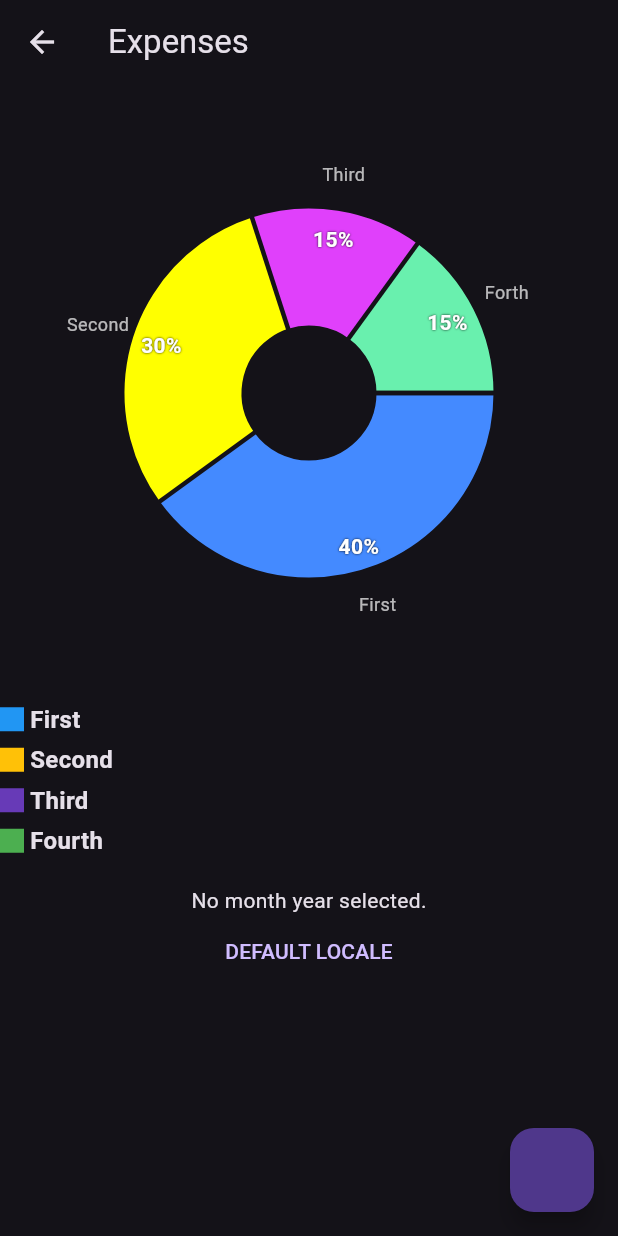
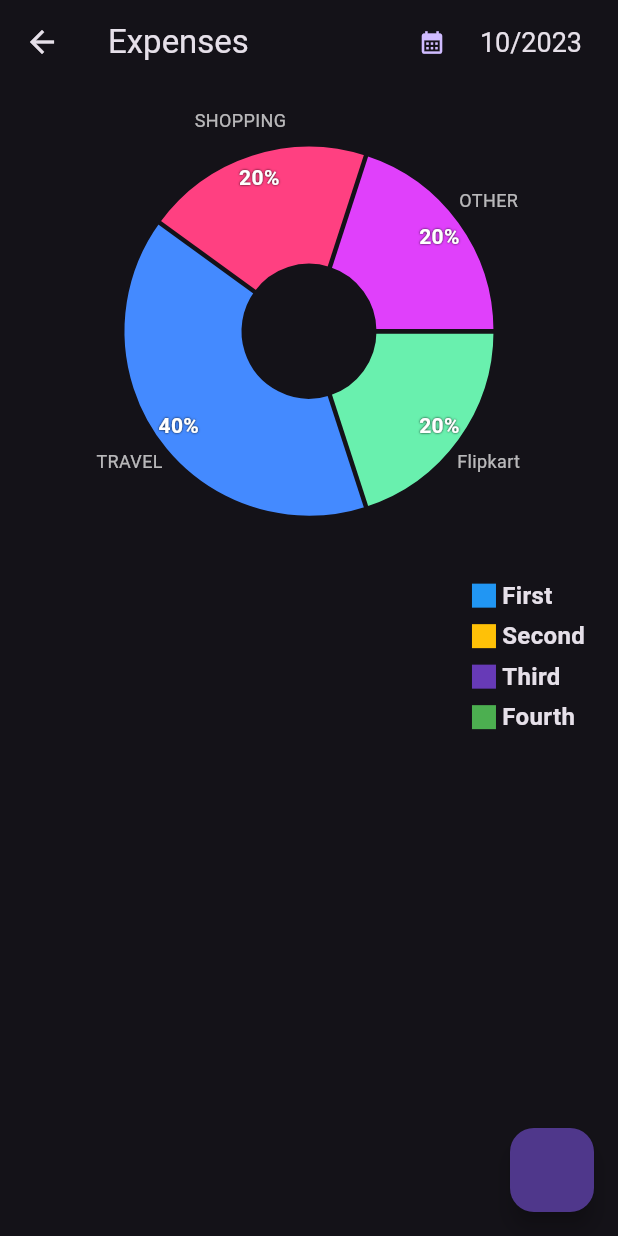
Before and after one commit to kunal-umap/Expances_Manager, a Flutter app: the screen it shows after launch, after a tap on "VIEW DETAILS", on a phone screen of 412 x 824 dp. Run offline on Flutter 3.47's test engine with Material 2 defaults, Android fonts, the phone set to English and light mode, and no system bars; drawn by our look-alikes of fl_chart; missing offline and left inert: dart:ffi, month_year_picker.

Commit message:
Graph Section Edit

```diff
--- a/lib/main.dart
+++ b/lib/main.dart
@@ -26,7 +26,6 @@ class MyApp extends StatelessWidget {
 }
 
 
-
 /*
 ----------------------------
 * Main Size
--- a/lib/pages/Transaction_Page/MoreDetail/MoreDetailWidget/PiChart.dart
+++ b/lib/pages/Transaction_Page/MoreDetail/MoreDetailWidget/PiChart.dart
@@ -1,25 +1,28 @@
+import 'dart:ffi';
+import 'package:expances_management/Pages/Transaction_Page/MoreDetail/MoreDetailWidget/dataname.dart';
 import 'package:fl_chart/fl_chart.dart';
 import 'indicator.dart';
 import 'package:flutter/material.dart';
+import 'dart:math' as math;
 
 class PieChartKu extends StatefulWidget {
-  const PieChartKu({super.key});
-
+  final data;
+  PieChartKu({
+    super.key,
+    required this.data,
+  });
   @override
   State<StatefulWidget> createState() => PieChartKuState();
 }
 
-class PieChartKuState extends State {
+class PieChartKuState extends State<PieChartKu> {
   int touchedIndex = -1;
-
   @override
   Widget build(BuildContext context) {
     return Column(
       children: [
-        Center(
-          child: Expanded(
-            child: AspectRatio(
-              aspectRatio: 1,
+        AspectRatio(
+          aspectRatio: 1.25,
           child: PieChart(
             PieChartData(
               pieTouchData: PieTouchData(
@@ -41,16 +44,22 @@ class PieChartKuState extends State {
               ),
               sectionsSpace: 3,
               centerSpaceRadius: 45,
-                  sections: showingSections(),
+              sections: showingSections(widget.data),
             ),
           ),
         ),
-          ),
-        ),
-        const Column(
-          mainAxisAlignment: MainAxisAlignment.center,
-          crossAxisAlignment: CrossAxisAlignment.end,
+        const Row(
+          mainAxisAlignment: MainAxisAlignment.end,
           children: [
+            Padding(
+              padding: EdgeInsets.fromLTRB(8, 0, 22, 0),
+              child: Column(
+                mainAxisAlignment: MainAxisAlignment.start,
+                crossAxisAlignment: CrossAxisAlignment.start,
+                children: [
+                  // DataName(
+                  //     data: widget.data
+                  // ),
                   Indicator(
                     color: Colors.blue,
                     text: 'First',
@@ -85,29 +94,42 @@ class PieChartKuState extends State {
                   ),
                 ],
               ),
-        const SizedBox(
-          width: 28,
+            ),
+          ],
         ),
       ],
     );
   }
 
-  List<PieChartSectionData> showingSections() {
-    return List.generate(4, (i) {
+  List<PieChartSectionData> showingSections(data) {
+    final category = {};
+    int total = 0;
+    List name = [];
+    for(int i = 0;i<data.length;i++){
+        if(category[data[i]['category']] != null){
+          category[data[i]['category']] +=  int.parse(data[i]['amount']);
+        }else {
+          name.add(data[i]['category']);
+          category[data[i]['category']] = int.parse(data[i]['amount']);
+        }
+        total += int.parse(data[i]['amount']);
+    }
+    List col = [Colors.greenAccent,Colors.blueAccent,Colors.pinkAccent,Colors.purpleAccent];
+
+    return List.generate(category.length, (i) {
       final isTouched = i == touchedIndex;
       final fontSize = isTouched ? 22.0 : 14.0;
       final radius = isTouched ? 88.0 : 78.0;
       const shadows = [Shadow(color: Colors.black, blurRadius: 1.2)];
-      switch (i) {
-        case 0:
+      double val = double.parse(category[name[i]].toString());
       return PieChartSectionData(
-            color: Colors.blueAccent,
-            value: 40,
-            title: '40%',
+        color: col[i],
+        value: val,
+        title: '${(val*100/total).round()}%',
         titlePositionPercentageOffset: 0.80,
-            badgeWidget: const Text(
-                "First",
-              style: TextStyle(
+        badgeWidget: Text(
+          name[i],
+          style: const TextStyle(
               fontSize: 12,
               color: Colors.white70
           ),
@@ -121,75 +143,9 @@ class PieChartKuState extends State {
           shadows: shadows,
         ),
       );
-        case 1:
-          return PieChartSectionData(
-            color: Colors.yellowAccent,
-            value: 30,
-            title: '30%',
-            radius: radius,
-            titlePositionPercentageOffset: 0.75,
-            badgeWidget: const Text(
-                "Second",
-              style: TextStyle(
-                  fontSize: 12,
-                  color: Colors.white70
-              ),
-            ),
-            badgePositionPercentageOffset: 1.32,
-            titleStyle: TextStyle(
-              fontSize: fontSize,
-              fontWeight: FontWeight.bold,
-              color: Colors.white,
-              shadows: shadows,
-            ),
-          );
-        case 2:
-          return PieChartSectionData(
-            color: Colors.purpleAccent,
-            value: 15,
-            title: '15%',
-            radius: radius,
-            titlePositionPercentageOffset: 0.75,
-            badgeWidget: const Text(
-                "Third",
-              style: TextStyle(
-                  fontSize: 12,
-                  color: Colors.white70
-              ),
-            ),
-            badgePositionPercentageOffset: 1.32,
-            titleStyle: TextStyle(
-              fontSize: fontSize,
-              fontWeight: FontWeight.bold,
-              color: Colors.white,
-              shadows: shadows,
-            ),
-          );
-        case 3:
-          return PieChartSectionData(
-            color: Colors.greenAccent,
-            value: 15,
-            title: '15%',
-            radius: radius,
-            titlePositionPercentageOffset: 0.75,
-            badgeWidget: const Text(
-                "Forth",
-              style: TextStyle(
-                  fontSize: 12,
-                  color: Colors.white70
-              ),
-            ),
-            badgePositionPercentageOffset: 1.32,
-            titleStyle: TextStyle(
-              fontSize: fontSize,
-              fontWeight: FontWeight.bold,
-              color: Colors.white,
-              shadows: shadows,
-            ),
-          );
-        default:
-          throw Error();
+
+    });
+
   }
-    });
+
 }
-}
--- /dev/null
+++ b/lib/pages/Transaction_Page/MoreDetail/MoreDetailWidget/dataname.dart
@@ -0,0 +1,33 @@
+import 'package:expances_management/Pages/Transaction_Page/MoreDetail/MoreDetailWidget/indicator.dart';
+import 'package:flutter/material.dart';
+
+class DataName extends StatelessWidget {
+  final data;
+  const DataName({super.key, required this.data});
+
+  @override
+  Widget build(BuildContext context) {
+    final category = {};
+    List name = [];
+    for(int i = 0;i<data.length;i++){
+      if(category[data[i]['category']] != null){
+        category[data[i]['category']] +=  int.parse(data[i]['amount']);
+      }else {
+        name.add(data[i]['category']);
+        category[data[i]['category']] = int.parse(data[i]['amount']);
+      }
+    }
+    List col = [Colors.greenAccent,Colors.blueAccent,Colors.pinkAccent,Colors.purpleAccent];
+
+    return ListView.builder(
+        itemBuilder: (context,index) {
+          return const Indicator(
+            color: Colors.amber,
+            text: 'Second',
+            isSquare: true,
+          );
+        }
+    );
+
+  }
+}
--- a/lib/pages/Transaction_Page/MoreDetail/detailGraph.dart
+++ b/lib/pages/Transaction_Page/MoreDetail/detailGraph.dart
@@ -1,5 +1,8 @@
+import 'dart:convert';
+
 import 'package:expances_management/Pages/Transaction_Page/MoreDetail/MoreDetailWidget/PiChart.dart';
 import 'package:flutter/material.dart';
+import 'package:flutter/services.dart';
 import 'package:month_year_picker/month_year_picker.dart';
 import 'package:intl/intl.dart';
 class DetailGraph extends StatefulWidget {
@@ -8,46 +11,76 @@ class DetailGraph extends StatefulWidget {
   @override
   State<DetailGraph> createState() => _DetailGraphState();
 }
-pri() {
 int selectedYear = DateTime.now().year;
 int selectedMonth = DateTime.now().month;
-  print(selectedMonth.toString());
-  print(selectedYear.toString());
+
+Future<Map<String, dynamic>> readJson() async {
+  final response = await rootBundle.loadString('assects/data.json');
+  final data = (jsonDecode(response));
+  return data;
 }
 
 class _DetailGraphState extends State<DetailGraph> {
-  DateTime? _selected;
+  DateTime? _selected  = DateTime(selectedYear,selectedMonth);
   @override
   Widget build(BuildContext context) {
     return  Scaffold(
       appBar: AppBar(
-        title: const Text("Expenses"),
-      ),
-      body:  SingleChildScrollView(
-        child: Column(
+        title: Row(
+          mainAxisAlignment: MainAxisAlignment.spaceBetween,
           children: [
-            const Center(
-              child: PieChartKu(),
-            ),
-            if (_selected == null)
-              const Text('No month year selected.')
-            else
-              Text(DateFormat().add_yM().format(_selected!)),
+            const Text("Expenses"),
+            Padding(
+              padding: const EdgeInsets.all(8.0),
+              child: Row(
+
+                children: [
+
                   TextButton(
-                child: const Text('DEFAULT LOCALE'),
+                    child: const Icon(Icons.calendar_month),
                     onPressed: () => _onPressed(context: context),
                   ),
+
+                  Text(
+                      DateFormat().add_yM().format(_selected!),
+                    style: const TextStyle(
+                      fontSize: 18,
+                      fontWeight: FontWeight.normal
+                    ),
+                  ),
+
                 ],
+              ),
+            )
+          ],
+        ),
+
+      ),
+
+      body:  SingleChildScrollView(
+        child: Center(
+          child: FutureBuilder(
+              future: readJson(),
+              builder: (BuildContext context, AsyncSnapshot snapshot) {
+                if(snapshot.data == null){
+                  return Center(child: Text(snapshot.error.toString()));
+                } else {
+                  final data = snapshot.data;
+                  return PieChartKu(
+                      data: data[DateFormat().add_y().format(_selected!)][DateFormat().add_M().format(_selected!)],
+                  );
+                }
+              }
+          ),
         ),
       ),
       floatingActionButton: FloatingActionButton(
         onPressed: () {
-            pri();
-            print(_selected);
-          }
+        },
       ),
     );
   }
+
   Future<void> _onPressed({
     required BuildContext context,
     String? locale,
@@ -57,16 +90,9 @@ class _DetailGraphState extends State<DetailGraph> {
       context: context,
       initialDate: _selected ?? DateTime.now(),
       firstDate: DateTime(2019),
-      lastDate: DateTime(2030),
+      lastDate: DateTime(selectedYear,selectedMonth),
       locale: localeObj,
     );
-    // final selected = await showDatePicker(
-    //   context: context,
-    //   initialDate: _selected ?? DateTime.now(),
-    //   firstDate: DateTime(2019),
-    //   lastDate: DateTime(2022),
-    //   locale: localeObj,
-    // );
     if (selected != null) {
       setState(() {
         _selected = selected;
```
Lines whose indentation alone changed are shown as unchanged.
